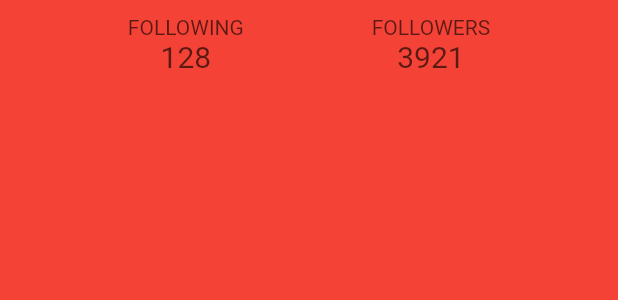
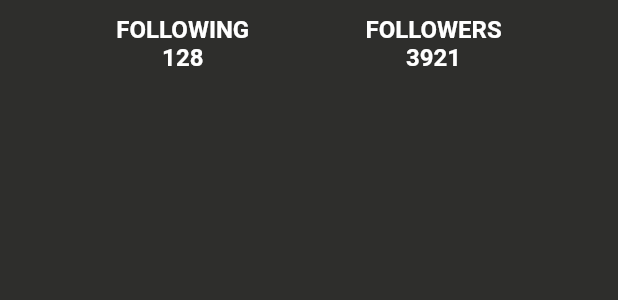
Before and after one commit to devsdm99/Lycon, a Flutter app: the Connectons widget shown alone on an empty page, opened directly, on a phone screen of 412 x 824 dp. Shown: the top 300 px of the screen. Run offline on Flutter 3.47's test engine with Material 2 defaults, Android fonts, the phone set to English and light mode, and no system bars; our stand-ins replace cloud_firestore, flutter_tindercard, material_design_icons_flutter; accounts and stored records are empty.

```diff
--- a/lib/Pages/home_page.dart
+++ b/lib/Pages/home_page.dart
@@ -1,4 +1,6 @@
 import 'package:dartapp/Pages/chat_page.dart';
+import 'package:dartapp/Pages/likes_page.dart';
+import 'package:dartapp/Pages/profile_page.dart';
 import 'package:dartapp/Pages/swipe_page.dart';
 import 'package:flutter/cupertino.dart';
 import 'package:flutter/material.dart';
@@ -13,7 +15,9 @@ class HomePage extends StatefulWidget {
 class _HomePageState extends State<HomePage> {
   final _pageOptions = [
     SwipePage(),
+    LikesPage(),
     ChatScreen(),
+    ProfilePage()
   ];
 
   int _selectedIndex = 0;
--- a/lib/Pages/profile_page.dart
+++ b/lib/Pages/profile_page.dart
@@ -9,8 +9,8 @@ class ProfilePage extends StatelessWidget {
         children: <Widget>[
           Header(
             height: 200,
-            backgroundAsset: 'assets/images/backgroundProfile.png',
-            userAsset: 'assets/images/user.jpg',
+            backgroundAsset: 'assets/images/background.jpg',
+            userAsset: 'assets/images/1.jpg',
             username: 'Pep el jefe',
           ),
           Connectons(
@@ -47,7 +47,7 @@ class Connectons extends StatelessWidget {
   @override
   Widget build(BuildContext context) {
     return Container(
-      color: Colors.red,
+      color:Color.fromRGBO(46, 46, 44, 1.0),
       padding: EdgeInsets.symmetric(vertical: 10),
       child: Row(
         mainAxisAlignment: MainAxisAlignment.spaceEvenly,
@@ -77,18 +77,20 @@ class Connection extends StatelessWidget {
   @override
   Widget build(BuildContext context) {
     final style = TextStyle(
-      color: Color.fromARGB(160, 0, 0, 0),
+      color: Colors.white,
+      fontSize: 16,
+      fontWeight: FontWeight.bold
     );
 
     return Column(
       children: <Widget>[
         Text(
           textConnection.toUpperCase(),
-          style: style.copyWith(fontSize: 14),
+          style: style,
         ),
         Text(
           '$number',
-          style: style.copyWith(fontSize: 20),
+          style: style,
         ),
       ],
     );
--- a/pubspec.yaml
+++ b/pubspec.yaml
@@ -10,10 +10,10 @@ dependencies:
   flutter:
     sdk: flutter
 
-  cloud_firestore: ^0.13.0+1
   cupertino_icons: ^0.1.2
   flutter_tindercard: ^0.1.8
   material_design_icons_flutter: 3.4.4795
+  cloud_firestore: ^0.13.0+1
 
 
 
```
Also changed, not shown: lib/Pages/chat_page.dart (+23 -4 lines), lib/Pages/likes_page.dart (added, +19 -0 lines), lib/Pages/swipe_page.dart (+2 -9 lines), 1 other file.
